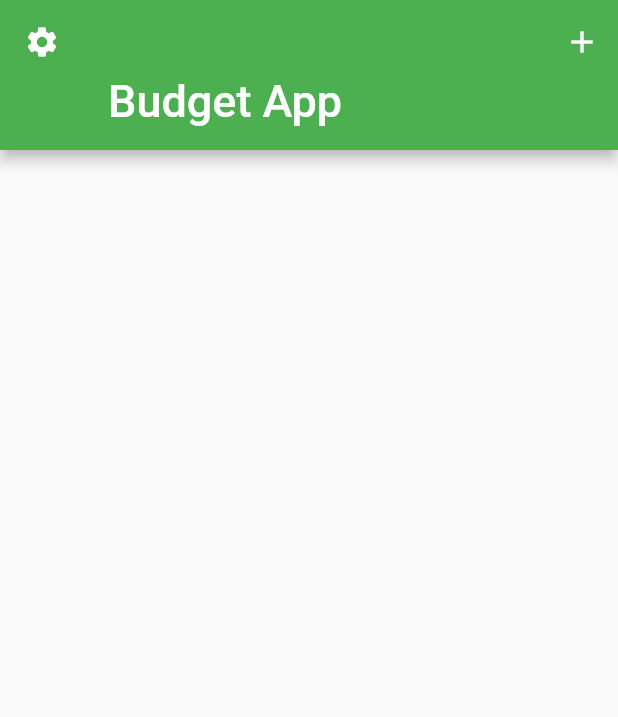
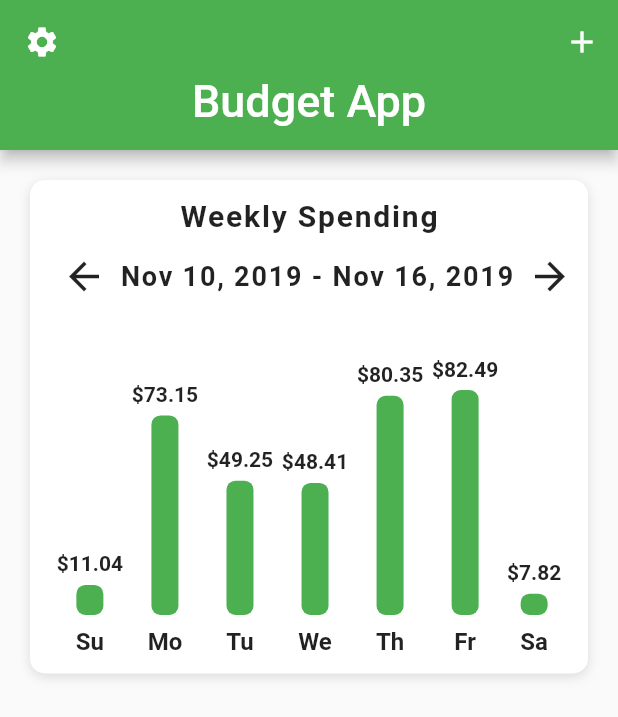
Before and after one commit to emuroiwa/flutter_budget_app, a Flutter app: the screen it shows after launch, on a phone screen of 412 x 824 dp. Shown: the top 717 px of the screen. Run offline on Flutter 3.47's test engine with Material 2 defaults, Android fonts, the phone set to English and light mode, and no system bars.

Commit message:
master: barchart

```diff
--- a/lib/screens/home_screen.dart
+++ b/lib/screens/home_screen.dart
@@ -1,5 +1,7 @@
+import 'package:budget/data/data.dart';
 import 'package:budget/models/category_model.dart';
 import 'package:budget/models/expense_model.dart';
+import 'package:budget/widgets/bar_chart.dart';
 import 'package:flutter/material.dart';
 
 class HomeScreen extends StatefulWidget {
@@ -18,12 +20,14 @@ class _HomeScreenState extends State<HomeScreen> {
           SliverAppBar(
               forceElevated: true,
               floating: true,
+              pinned: true,
               expandedHeight: 100.0,
               leading: IconButton(
                 icon: Icon(Icons.settings),
                 onPressed: () {},
               ),
               flexibleSpace: FlexibleSpaceBar(
+                centerTitle: true,
                 title: Text('Budget App'),
               ),
               actions: [IconButton(icon: Icon(Icons.add), onPressed: () {})]),
@@ -44,7 +48,7 @@ class _HomeScreenState extends State<HomeScreen> {
                       ],
                       borderRadius: BorderRadius.circular(10.0),
                     ),
-                    // child: BarChart(weeklySpending),
+                    child: BarChart(weeklySpending),
                   );
                 } else {
                   // // final Category category = categories[index - 1];
--- /dev/null
+++ b/lib/widgets/bar_chart.dart
@@ -0,0 +1,141 @@
+import 'package:flutter/material.dart';
+
+class BarChart extends StatelessWidget {
+  final List<double> expenses;
+
+  BarChart(this.expenses);
+
+  @override
+  Widget build(BuildContext context) {
+    double mostExpensive = 0;
+    expenses.forEach((double price) {
+      if (price > mostExpensive) {
+        mostExpensive = price;
+      }
+    });
+
+    return Padding(
+      padding: EdgeInsets.all(12.0),
+      child: Column(
+        children: <Widget>[
+          Text(
+            'Weekly Spending',
+            style: TextStyle(
+              fontSize: 20.0,
+              fontWeight: FontWeight.bold,
+              letterSpacing: 1.2,
+            ),
+          ),
+          SizedBox(height: 5.0),
+          Row(
+            mainAxisAlignment: MainAxisAlignment.spaceAround,
+            children: <Widget>[
+              IconButton(
+                icon: Icon(Icons.arrow_back),
+                iconSize: 30.0,
+                onPressed: () {},
+              ),
+              Text(
+                'Nov 10, 2019 - Nov 16, 2019',
+                style: TextStyle(
+                  fontSize: 18.0,
+                  fontWeight: FontWeight.w600,
+                  letterSpacing: 1.2,
+                ),
+              ),
+              IconButton(
+                icon: Icon(Icons.arrow_forward),
+                iconSize: 30.0,
+                onPressed: () {},
+              ),
+            ],
+          ),
+          SizedBox(height: 30.0),
+          Row(
+            mainAxisAlignment: MainAxisAlignment.spaceEvenly,
+            crossAxisAlignment: CrossAxisAlignment.end,
+            children: <Widget>[
+              Bar(
+                label: 'Su',
+                amountSpent: expenses[0],
+                mostExpensive: mostExpensive,
+              ),
+              Bar(
+                label: 'Mo',
+                amountSpent: expenses[1],
+                mostExpensive: mostExpensive,
+              ),
+              Bar(
+                label: 'Tu',
+                amountSpent: expenses[2],
+                mostExpensive: mostExpensive,
+              ),
+              Bar(
+                label: 'We',
+                amountSpent: expenses[3],
+                mostExpensive: mostExpensive,
+              ),
+              Bar(
+                label: 'Th',
+                amountSpent: expenses[4],
+                mostExpensive: mostExpensive,
+              ),
+              Bar(
+                label: 'Fr',
+                amountSpent: expenses[5],
+                mostExpensive: mostExpensive,
+              ),
+              Bar(
+                label: 'Sa',
+                amountSpent: expenses[6],
+                mostExpensive: mostExpensive,
+              ),
+            ],
+          ),
+        ],
+      ),
+    );
+  }
+}
+
+class Bar extends StatelessWidget {
+  final String label;
+  final double amountSpent;
+  final double mostExpensive;
+
+  final double _maxBarHeight = 150.0;
+
+  Bar({this.label, this.amountSpent, this.mostExpensive});
+
+  @override
+  Widget build(BuildContext context) {
+    final barHeight = amountSpent / mostExpensive * _maxBarHeight;
+    return Column(
+      children: <Widget>[
+        Text(
+          '\$${amountSpent.toStringAsFixed(2)}',
+          style: TextStyle(
+            fontWeight: FontWeight.w600,
+          ),
+        ),
+        SizedBox(height: 6.0),
+        Container(
+          height: barHeight,
+          width: 18.0,
+          decoration: BoxDecoration(
+            color: Theme.of(context).primaryColor,
+            borderRadius: BorderRadius.circular(6.0),
+          ),
+        ),
+        SizedBox(height: 8.0),
+        Text(
+          label,
+          style: TextStyle(
+            fontSize: 16.0,
+            fontWeight: FontWeight.w600,
+          ),
+        ),
+      ],
+    );
+  }
+}
```
